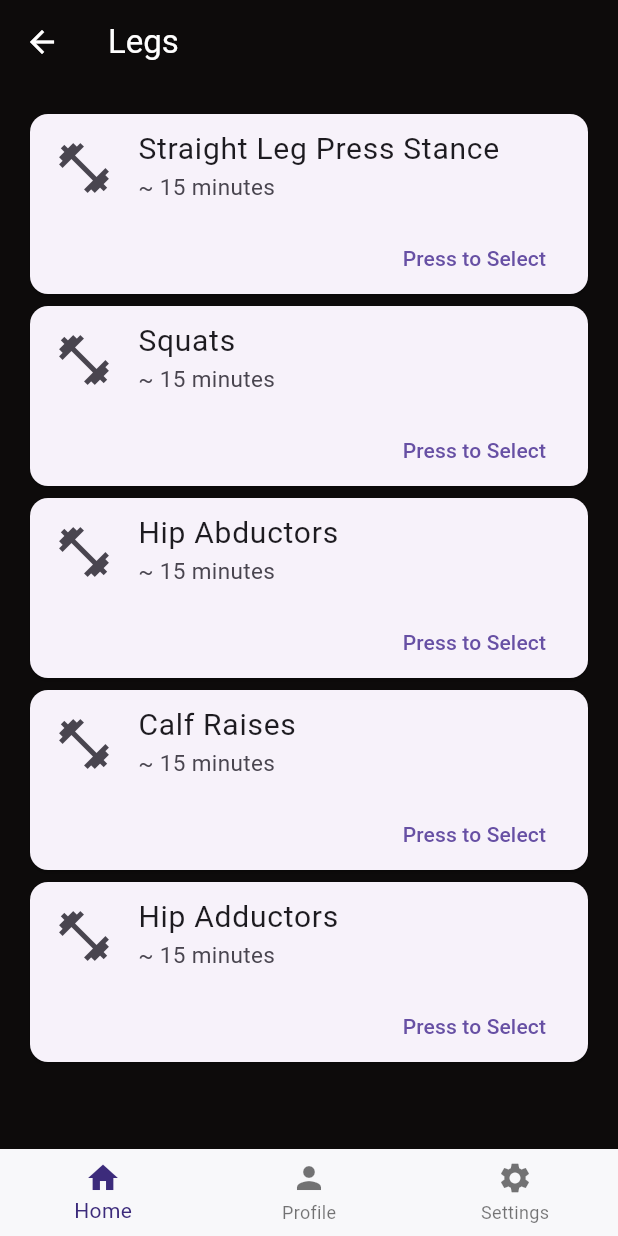
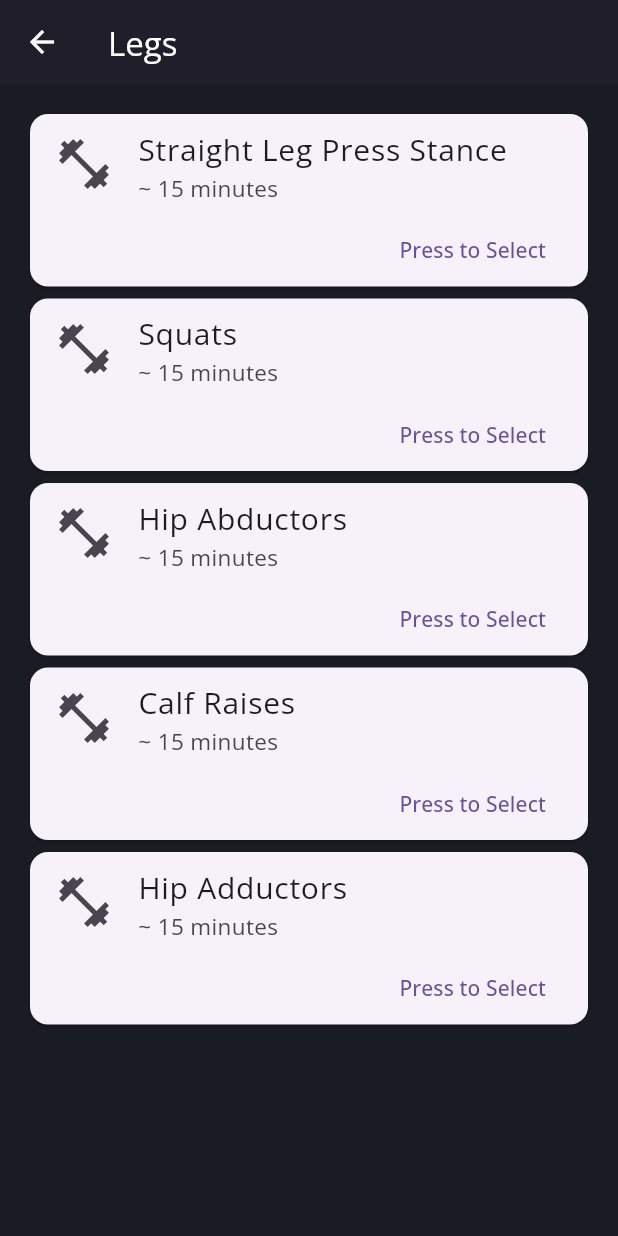
Before and after one commit to TheRealKwabena/kinetik, a Flutter app: the Categories screen opened by its route, on a phone screen of 412 x 824 dp. Run offline on Flutter 3.47's test engine with Material 3 defaults, Android fonts, the light colour scheme and no system bars; our stand-ins replace font_awesome_flutter, google_fonts; missing offline and left inert: custom_timer.

Commit message:
feat: minor ui changes made

```diff
--- a/lib/main.dart
+++ b/lib/main.dart
@@ -1,4 +1,5 @@
 import 'package:flutter/material.dart';
+import 'package:google_fonts/google_fonts.dart';
 
 import 'package:kinetik/pages/categories.dart';
 import 'package:kinetik/pages/exercise_page.dart';
@@ -22,6 +23,9 @@ class KineTikApp extends StatelessWidget {
     return MaterialApp(
       debugShowCheckedModeBanner: false,
       initialRoute: SplashScreen.id,
+      theme: ThemeData(
+        textTheme: GoogleFonts.openSansTextTheme(Theme.of(context).textTheme),
+      ),
       routes: {
         SplashScreen.id: (context) => const SplashScreen(),
         RegistrationPage.id: (context) => const RegistrationPage(),
--- a/lib/pages/categories.dart
+++ b/lib/pages/categories.dart
@@ -3,6 +3,7 @@ import 'package:flutter/foundation.dart';
 import 'package:flutter/material.dart';
 import 'package:flutter/widgets.dart';
 import 'package:kinetik/pages/exercise_page.dart';
+import 'package:kinetik/constants.dart';
 
 class Categories extends StatefulWidget {
   const Categories({super.key});
@@ -25,8 +26,9 @@ class _CategoriesState extends State<Categories> {
             color: Colors.white,
           ),
         ),
+        elevation: 5,
         scrolledUnderElevation: scrolledUnderElevation,
-        backgroundColor: const Color.fromRGBO(13, 11, 11, 1),
+        backgroundColor: Constants.darkShadeBlue,
         leading: IconButton(
           icon: const Icon(Icons.arrow_back),
           color: Colors.white,
@@ -39,7 +41,7 @@ class _CategoriesState extends State<Categories> {
         children: <Widget>[
           Container(
             decoration: const BoxDecoration(
-              color: Color.fromRGBO(13, 11, 11, 1),
+              color: Constants.mainBackgroundColor,
             ),
           ),
           Padding(
@@ -227,7 +229,7 @@ class _CategoriesState extends State<Categories> {
         ],
         // ),
       ),
-      bottomNavigationBar: BottomNavigationBar(
+      /*bottomNavigationBar: BottomNavigationBar(
         backgroundColor: Color.fromRGBO(248, 248, 250, 1),
         items: const <BottomNavigationBarItem>[
           BottomNavigationBarItem(
@@ -247,6 +249,8 @@ class _CategoriesState extends State<Categories> {
         selectedItemColor: Color.fromARGB(255, 60, 43, 123),
         // onTap: _onItemTapped,
       ),
+
+       */
     );
   }
 }
```
